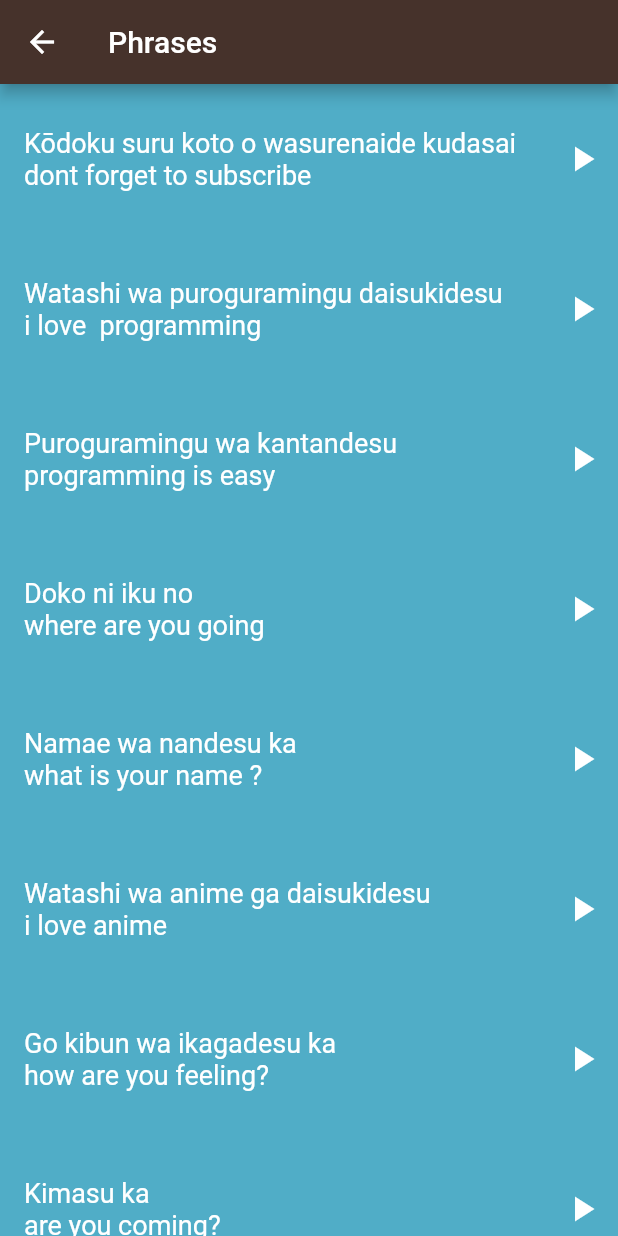
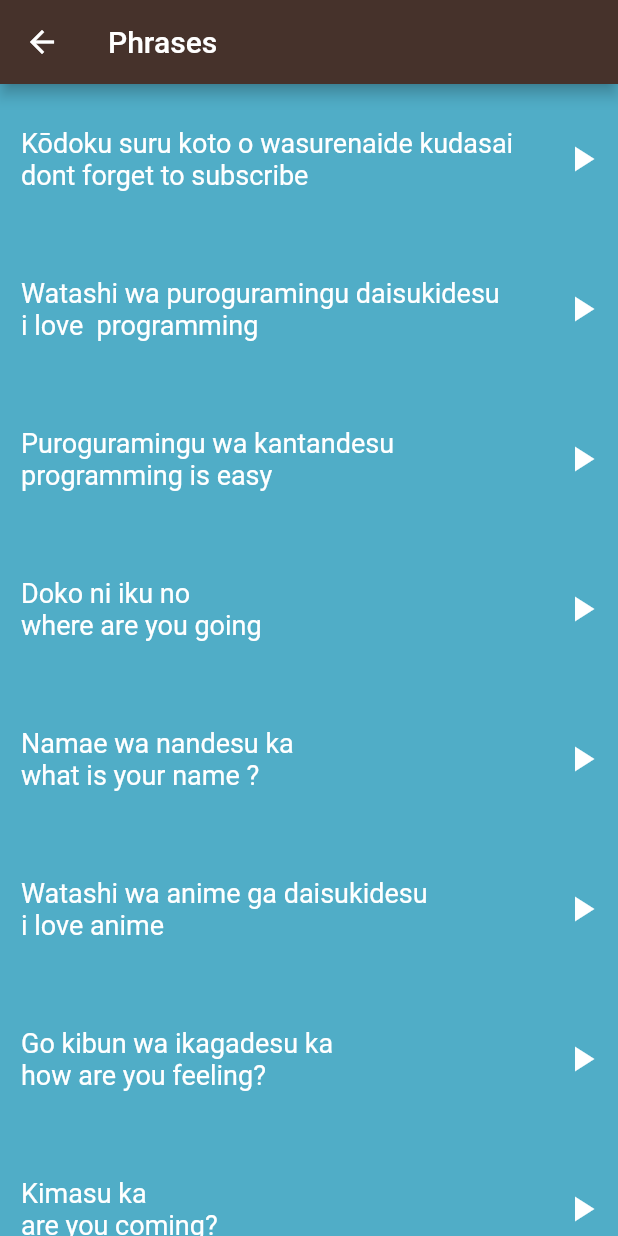
Before and after one commit to ahmedabouzeid12/Toku-App, a Flutter app: the PhrasesScreen screen opened directly, on a phone screen of 412 x 824 dp. Run offline on Flutter 3.47's test engine with Material 2 defaults, Android fonts, the light colour scheme and no system bars; our stand-ins replace audioplayers.

Commit message:
first commit

```diff
--- a/lib/components/phrases_item.dart
+++ b/lib/components/phrases_item.dart
@@ -19,7 +19,7 @@ class PhraseItem extends StatelessWidget {
       child: Row(
         children: [
           Padding(
-            padding: const EdgeInsets.only(left: 16),
+            padding: const EdgeInsets.only(left: 14),
             child: Column(
               crossAxisAlignment: CrossAxisAlignment.start,
               mainAxisAlignment: MainAxisAlignment.center,
```
Also changed, not shown: 34 other files.
